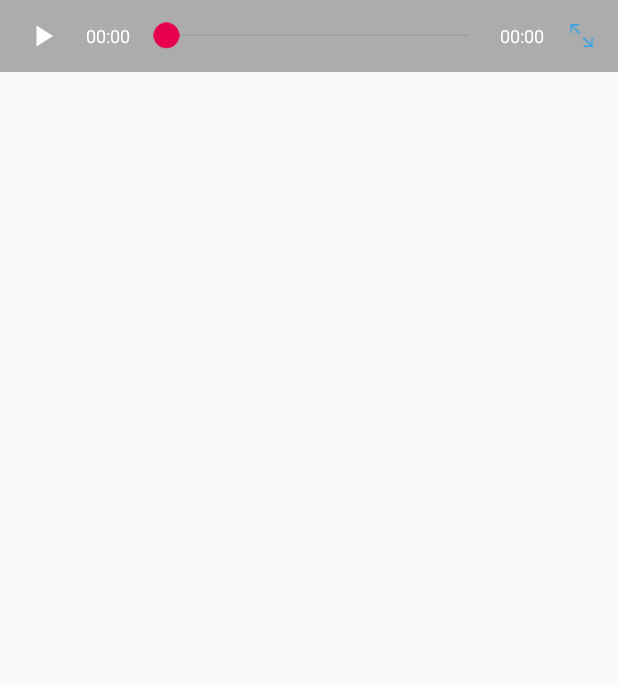
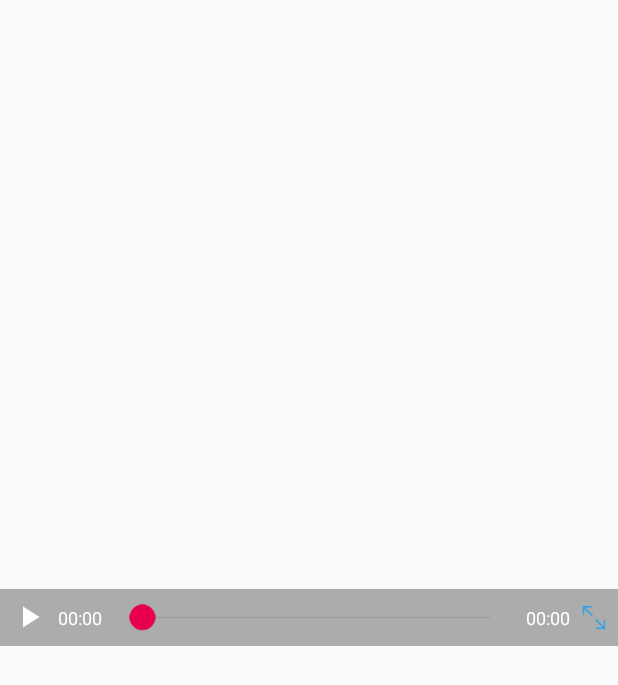
Before and after one commit to jack9095/ijk_demo, an Android app: the layout player_controlbar.xml on its own in the app's theme, with its tools: preview values and no code run, on a phone screen of 412 x 824 dp. Shown: the top 685 px of the screen. Run offline under Robolectric (Android 15) with nearby library versions, the phone set to English and light mode, and no system bars.

Commit message:
播放器全面修复bug

```diff
--- a/playertool/src/main/java/com/fly/playertool/view/PlayerBottomView.java
+++ b/playertool/src/main/java/com/fly/playertool/view/PlayerBottomView.java
@@ -71,6 +71,7 @@ public class PlayerBottomView extends FrameLayout {
 
         seekBar.setMax(1000);
         seekBar.setOnSeekBarChangeListener(mSeekListener);
+
     }
 
     public ImageView getImageView(){
--- a/playertool/src/main/java/com/fly/playertool/widget/SurfaceRenderView.java
+++ b/playertool/src/main/java/com/fly/playertool/widget/SurfaceRenderView.java
@@ -102,6 +102,8 @@ public class SurfaceRenderView extends SurfaceView implements IRenderView {
 
     @Override
     public void setVideoRotation(int degree) {
+//        mMeasureHelper.setVideoRotation(degree);
+//        setRotation(degree);
 //        LogUtil.e("", "SurfaceView doesn't support rotation (" + degree + ")!\n");
         LogUtil.e("", "SurfaceView 不支持旋转 (" + degree + ")!\n");
     }
--- a/playertool/src/main/res/layout/player_controlbar.xml
+++ b/playertool/src/main/res/layout/player_controlbar.xml
@@ -1,30 +1,33 @@
 <?xml version="1.0" encoding="utf-8"?>
-<LinearLayout xmlns:android="http://schemas.android.com/apk/res/android"
+<RelativeLayout xmlns:android="http://schemas.android.com/apk/res/android"
     android:id="@+id/player_bottom_bar"
     android:layout_width="match_parent"
-    android:layout_height="wrap_content"
+    android:layout_height="38dp"
     android:background="#50000000"
     android:gravity="center_vertical"
-    android:minHeight="40dp"
-    android:padding="4dp"
+    android:layout_gravity="center_vertical"
     android:orientation="horizontal">
 
     <!--左下角的播放暂停按钮-->
     <ImageView
         android:id="@+id/player_bottom_bar_video_play"
-        android:layout_weight="0.25"
-        android:layout_width="0dp"
+        android:layout_width="wrap_content"
         android:layout_height="wrap_content"
         android:contentDescription="@string/app_name"
-        android:padding="8dp"
+        android:layout_centerVertical="true"
+        android:paddingLeft="7dp"
+        android:paddingRight="7dp"
+        android:paddingTop="4dp"
+        android:paddingBottom="4dp"
         android:src="@drawable/player_left_bottom_play" />
 
     <TextView
         android:id="@+id/player_bottom_bar_currentTime"
-        android:layout_weight="0.2"
-        android:layout_width="0dp"
+        android:layout_toRightOf="@id/player_bottom_bar_video_play"
+        android:layout_width="wrap_content"
         android:layout_height="wrap_content"
         android:layout_gravity="center_vertical"
+        android:layout_centerVertical="true"
         android:gravity="center"
         android:text="00:00"
         android:textColor="@android:color/white"
@@ -33,17 +36,22 @@
 
     <SeekBar
         android:id="@+id/player_bottom_bar_seekBar"
+        android:layout_toRightOf="@id/player_bottom_bar_currentTime"
+        android:layout_toLeftOf="@id/player_bottom_bar_endTime"
+        android:layout_centerVertical="true"
+        android:layout_marginLeft="8dp"
+        android:layout_marginRight="8dp"
         style="@style/SeekBarAppTheme"
-        android:layout_weight="1.2"
-        android:layout_width="0dp"
+        android:layout_width="match_parent"
         android:layout_height="wrap_content" />
 
     <TextView
         android:id="@+id/player_bottom_bar_endTime"
-        android:layout_weight="0.2"
-        android:layout_width="0dp"
+        android:layout_toLeftOf="@id/player_bottom_bar_stream"
+        android:layout_width="wrap_content"
         android:layout_height="wrap_content"
         android:layout_gravity="center_vertical"
+        android:layout_centerVertical="true"
         android:gravity="center"
         android:text="00:00"
         android:textColor="@android:color/white"
@@ -52,12 +60,11 @@
 
     <TextView
         android:id="@+id/player_bottom_bar_stream"
-        android:layout_weight="0.15"
-        android:layout_width="0dp"
+        android:layout_toLeftOf="@id/player_bottom_bar_zoom"
+        android:layout_width="wrap_content"
         android:layout_height="wrap_content"
+        android:layout_centerVertical="true"
         android:gravity="center"
-        android:clickable="true"
-        android:focusable="true"
         android:visibility="gone"
         android:padding="8dp"
         android:text="标清"
@@ -66,11 +73,15 @@
 
     <ImageView
         android:id="@+id/player_bottom_bar_zoom"
-        android:layout_weight="0.2"
-        android:layout_width="0dp"
+        android:layout_alignParentRight="true"
+        android:layout_width="wrap_content"
         android:layout_height="wrap_content"
         android:contentDescription="@string/app_name"
-        android:padding="8dp"
+        android:layout_centerVertical="true"
+        android:paddingLeft="8dp"
+        android:paddingRight="8dp"
+        android:paddingTop="4dp"
+        android:paddingBottom="4dp"
         android:src="@drawable/player_fullscreen_zoom" />
 
-</LinearLayout>
+</RelativeLayout>
--- a/settings.gradle
+++ b/settings.gradle
@@ -1,5 +1,5 @@
 include ':app'
 include ':ijkplayer-java'
-//include ':ijkplayer_tools'
-//include ':test'
+include ':ijkplayer_tools'
+include ':test'
 include ':playertool'
```
Also changed, not shown: app/src/main/java/com/kuanquan/ijk_demo/PlayActivity.java (+50 -20 lines), app/src/main/res/layout/activity_play.xml (+12 -16 lines), playertool/src/main/java/com/fly/playertool/utils/ScreenRotateUtil.java (+39 -19 lines), playertool/src/main/java/com/fly/playertool/utils/ScreenWakeLockUtil.java (added, +40 -0 lines), playertool/src/main/java/com/fly/playertool/view/BasePlayerView.java (+50 -2 lines), playertool/src/main/java/com/fly/playertool/view/PlayerView.java (+41 -21 lines), playertool/src/main/java/com/fly/playertool/widget/IjkVideoView.java (+14 -0 lines).
